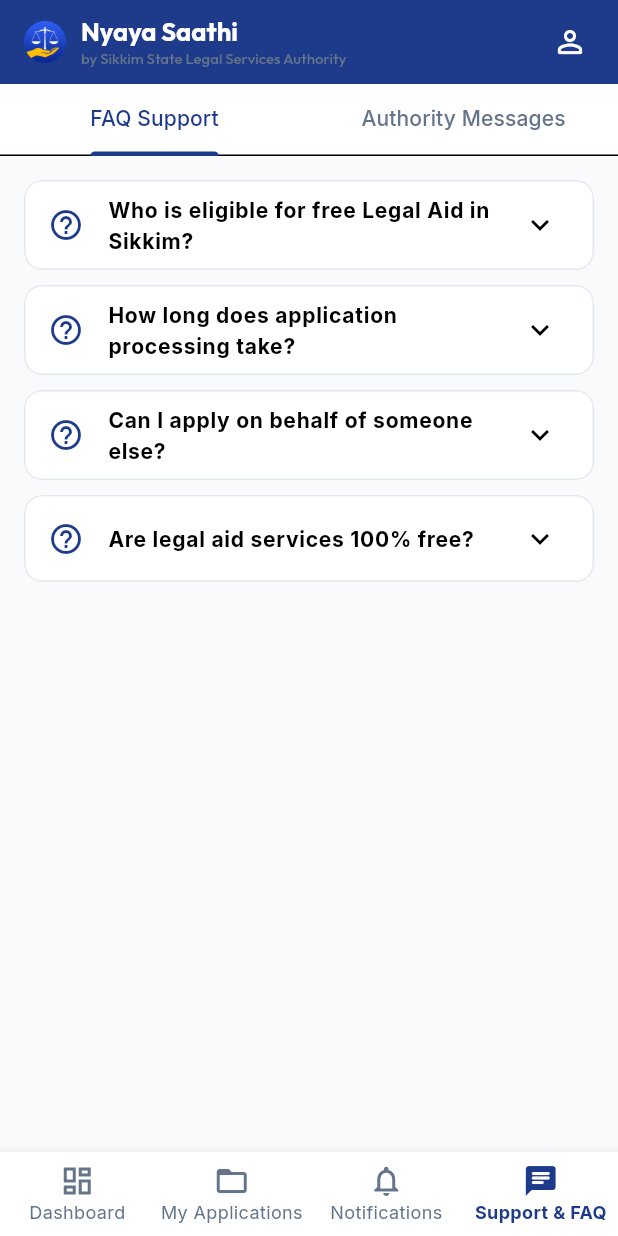
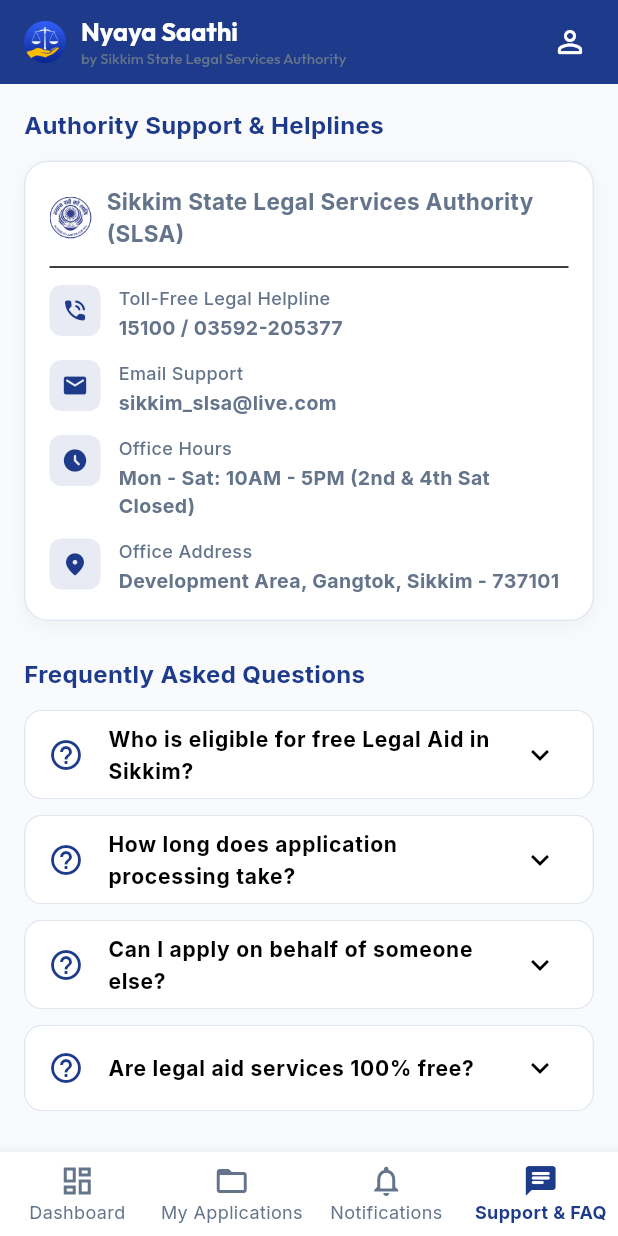
Before and after one commit to pranaigiri/nyaya-saathi-ui, a Flutter app: the CitizenDashboardShell screen opened directly, item 4 of the bottom bar chosen, on a phone screen of 412 x 824 dp. Run offline on Flutter 3.47's test engine with Material 3 defaults, Android fonts, the phone set to English and light mode, and no system bars; our stand-ins replace camera, file_picker, google_fonts, pdf, printing, share_plus and 2 more; accounts and stored records are empty.

```diff
--- a/lib/screens/citizen/tabs/chat_tab.dart
+++ b/lib/screens/citizen/tabs/chat_tab.dart
@@ -1,7 +1,5 @@
 import 'package:flutter/material.dart';
 import '../../../core/constants/app_colors.dart';
-import '../../../core/services/supabase_service.dart';
-import '../../../models/chat_message_model.dart';
 
 class ChatTab extends StatefulWidget {
   const ChatTab({super.key});
@@ -11,81 +9,157 @@
 }
 
 class _ChatTabState extends State<ChatTab> {
-  final _msgController = TextEditingController();
-  List<ChatMessageModel> _messages = [];
-
   final List<Map<String, String>> _faqs = [
     {
       'q': 'Who is eligible for free Legal Aid in Sikkim?',
-      'a': 'Under Section 12 of the Legal Services Authorities Act, 1987, women, children, SC/ST members, victims of disasters, mentally ill/disabled persons, and citizens with annual income < ₹3,00,000 are eligible.'
+      'a':
+          'Under Section 12 of the Legal Services Authorities Act, 1987, women, children, SC/ST members, victims of disasters, mentally ill/disabled persons, and citizens with annual income < ₹3,00,000 are eligible.',
     },
     {
       'q': 'How long does application processing take?',
-      'a': 'Initial scrutiny by DLSA is completed within 3-5 working days. Upon approval, an advocate is assigned immediately.'
+      'a':
+          'Initial scrutiny by DLSA is completed within 3-5 working days. Upon approval, an advocate is assigned immediately.',
     },
     {
       'q': 'Can I apply on behalf of someone else?',
-      'a': 'Yes! Select "Other" under "Applying For" in Step 2 and mention your relation to the applicant.'
+      'a':
+          'Yes! Select "Other" under "Applying For" in Step 2 and mention your relation to the applicant.',
     },
     {
       'q': 'Are legal aid services 100% free?',
-      'a': 'Yes, all services including advocate representation, court fees, and paper filing provided by SLSA are completely free.'
+      'a':
+          'Yes, all services including advocate representation, court fees, and paper filing provided by SLSA are completely free.',
     },
   ];
-
-  @override
-  void initState() {
-    super.initState();
-    _loadMessages();
-  }
-
-  void _loadMessages() async {
-    final msgs = await SupabaseService().getChatMessages();
-    setState(() => _messages = msgs);
-  }
-
-  void _sendMessage() {
-    final text = _msgController.text.trim();
-    if (text.isEmpty) return;
-    _msgController.clear();
-
-    SupabaseService().addChatMessage(text);
-    _loadMessages();
-
-    Future.delayed(const Duration(milliseconds: 1200), () {
-      if (mounted) _loadMessages();
-    });
-  }
 
   @override
   Widget build(BuildContext context) {
     final isDark = Theme.of(context).brightness == Brightness.dark;
 
-    return DefaultTabController(
-      length: 2,
+    return SingleChildScrollView(
+      padding: const EdgeInsets.all(16),
       child: Column(
+        crossAxisAlignment: CrossAxisAlignment.start,
         children: [
+          // Authority Contact & Helpline Section
+          const Text(
+            "Authority Support & Helplines",
+            style: TextStyle(
+              fontSize: 16,
+              fontWeight: FontWeight.bold,
+              color: AppColors.primaryBlue,
+            ),
+          ),
+          const SizedBox(height: 12),
+
           Container(
+            padding: const EdgeInsets.all(16),
+            decoration: BoxDecoration(
               color: isDark ? AppColors.darkSurface : Colors.white,
-            child: const TabBar(
-              labelColor: AppColors.primaryBlue,
-              unselectedLabelColor: AppColors.textSecondaryLight,
-              indicatorColor: AppColors.primaryBlue,
-              tabs: [
-                Tab(text: "FAQ Support"),
-                Tab(text: "Authority Messages"),
+              borderRadius: BorderRadius.circular(16),
+              border: Border.all(
+                color: isDark ? AppColors.borderDark : AppColors.borderLight,
+              ),
+              boxShadow: [
+                BoxShadow(
+                  color: Colors.black.withValues(alpha: 0.04),
+                  blurRadius: 10,
+                  offset: const Offset(0, 4),
+                ),
+              ],
+            ),
+            child: Column(
+              crossAxisAlignment: CrossAxisAlignment.start,
+              children: [
+                Row(
+                  children: [
+                    ClipRRect(
+                      borderRadius: BorderRadius.circular(6),
+                      child: Image.asset(
+                        'assets/images/sikkim_slsa_logo.png',
+                        width: 28,
+                        height: 28,
+                        fit: BoxFit.cover,
+                        errorBuilder: (context, error, stackTrace) => Container(
+                          padding: const EdgeInsets.all(4),
+                          decoration: const BoxDecoration(
+                            color: Colors.white,
+                            shape: BoxShape.circle,
+                          ),
+                          child: const Icon(
+                            Icons.gavel_rounded,
+                            color: AppColors.primaryBlue,
+                            size: 20,
+                          ),
+                        ),
+                      ),
+                    ),
+                    const SizedBox(width: 10),
+                    const Expanded(
+                      child: Text(
+                        "Sikkim State Legal Services Authority (SLSA)",
+                        style: TextStyle(
+                          fontSize: 15,
+                          fontWeight: FontWeight.bold,
+                        ),
+                      ),
+                    ),
+                  ],
+                ),
+                const Divider(height: 24),
+
+                // Toll-free / Helpline
+                _buildContactRow(
+                  icon: Icons.phone_in_talk_rounded,
+                  title: "Toll-Free Legal Helpline",
+                  value: "15100 / 03592-205377",
+                  isDark: isDark,
+                ),
+                const SizedBox(height: 12),
+
+                // Email
+                _buildContactRow(
+                  icon: Icons.email_rounded,
+                  title: "Email Support",
+                  value: "sikkim_slsa@live.com",
+                  isDark: isDark,
+                ),
+                const SizedBox(height: 12),
+
+                // Working Hours
+                _buildContactRow(
+                  icon: Icons.access_time_filled_rounded,
+                  title: "Office Hours",
+                  value: "Mon - Sat: 10AM - 5PM (2nd & 4th Sat Closed)",
+                  isDark: isDark,
+                ),
+                const SizedBox(height: 12),
+
+                // Office Address
+                _buildContactRow(
+                  icon: Icons.location_on_rounded,
+                  title: "Office Address",
+                  value: "Development Area, Gangtok, Sikkim - 737101",
+                  isDark: isDark,
+                ),
               ],
             ),
           ),
-          Expanded(
-            child: TabBarView(
-              children: [
-                // FAQ Tab
-                ListView.builder(
-                  padding: const EdgeInsets.all(16),
-                  itemCount: _faqs.length,
-                  itemBuilder: (context, index) {
-                    final item = _faqs[index];
+          const SizedBox(height: 24),
+
+          // Section Title: FAQ
+          const Text(
+            "Frequently Asked Questions",
+            style: TextStyle(
+              fontSize: 16,
+              fontWeight: FontWeight.bold,
+              color: AppColors.primaryBlue,
+            ),
+          ),
+          const SizedBox(height: 12),
+
+          // FAQ Accordion Cards
+          ..._faqs.map((item) {
             return Container(
               margin: const EdgeInsets.only(bottom: 10),
               child: Material(
@@ -93,94 +167,94 @@
                 clipBehavior: Clip.antiAlias,
                 shape: RoundedRectangleBorder(
                   borderRadius: BorderRadius.circular(12),
-                          side: BorderSide(color: isDark ? AppColors.borderDark : AppColors.borderLight),
+                  side: BorderSide(
+                    color: isDark
+                        ? AppColors.borderDark
+                        : AppColors.borderLight,
+                  ),
                 ),
                 child: ExpansionTile(
-                          leading: const Icon(Icons.help_outline, color: AppColors.primaryBlue),
-                          title: Text(item['q']!, style: const TextStyle(fontWeight: FontWeight.bold, fontSize: 14)),
+                  leading: const Icon(
+                    Icons.help_outline,
+                    color: AppColors.primaryBlue,
+                  ),
+                  title: Text(
+                    item['q']!,
+                    style: const TextStyle(
+                      fontWeight: FontWeight.bold,
+                      fontSize: 14,
+                    ),
+                  ),
                   children: [
                     Padding(
                       padding: const EdgeInsets.all(14),
                       child: Text(
                         item['a']!,
-                                style: TextStyle(fontSize: 13, color: isDark ? AppColors.textSecondaryDark : AppColors.textSecondaryLight, height: 1.4),
+                        style: TextStyle(
+                          fontSize: 13,
+                          color: isDark
+                              ? AppColors.textSecondaryDark
+                              : AppColors.textSecondaryLight,
+                          height: 1.4,
+                        ),
                       ),
                     ),
                   ],
                 ),
               ),
             );
-                  },
+          }),
+
+          const SizedBox(height: 24),
+        ],
       ),
+    );
+  }
 
-                // Interactive Authority Messages Tab
-                Column(
+  Widget _buildContactRow({
+    required IconData icon,
+    required String title,
+    required String value,
+    required bool isDark,
+  }) {
+    return Row(
+      crossAxisAlignment: CrossAxisAlignment.start,
       children: [
+        Container(
+          padding: const EdgeInsets.all(8),
+          decoration: BoxDecoration(
+            color: AppColors.primaryBlue.withValues(alpha: 0.1),
+            borderRadius: BorderRadius.circular(8),
+          ),
+          child: Icon(icon, size: 18, color: AppColors.primaryBlue),
+        ),
+        const SizedBox(width: 12),
         Expanded(
-                      child: ListView.builder(
-                        padding: const EdgeInsets.all(16),
-                        itemCount: _messages.length,
-                        itemBuilder: (context, index) {
-                          final msg = _messages[index];
-                          final isAuth = msg.isFromAuthority;
-                          return Align(
-                            alignment: isAuth ? Alignment.centerLeft : Alignment.centerRight,
-                            child: Container(
-                              margin: const EdgeInsets.only(bottom: 10),
-                              padding: const EdgeInsets.all(12),
-                              constraints: BoxConstraints(maxWidth: MediaQuery.of(context).size.width * 0.75),
-                              decoration: BoxDecoration(
-                                color: isAuth ? AppColors.primaryBlue : AppColors.accentGold,
-                                borderRadius: BorderRadius.circular(14),
-                              ),
           child: Column(
             crossAxisAlignment: CrossAxisAlignment.start,
             children: [
               Text(
-                                    isAuth ? "DLSA Official Authority" : "You",
-                                    style: TextStyle(fontSize: 10, color: Colors.white.withValues(alpha: 0.8), fontWeight: FontWeight.bold),
-                                  ),
-                                  const SizedBox(height: 4),
-                                  Text(
-                                    msg.message,
-                                    style: const TextStyle(color: Colors.white, fontSize: 14),
-                                  ),
-                                ],
+                title,
+                style: TextStyle(
+                  fontSize: 12,
+                  color: isDark
+                      ? AppColors.textSecondaryDark
+                      : AppColors.textSecondaryLight,
+                  fontWeight: FontWeight.w500,
                 ),
               ),
-                          );
-                        },
+              const SizedBox(height: 2),
+              Text(
+                value,
+                style: const TextStyle(
+                  fontSize: 13,
+                  fontWeight: FontWeight.bold,
                 ),
-                    ),
-                    Container(
-                      padding: const EdgeInsets.all(12),
-                      color: isDark ? AppColors.darkSurface : Colors.white,
-                      child: Row(
-                        children: [
-                          Expanded(
-                            child: TextField(
-                              controller: _msgController,
-                              decoration: const InputDecoration(
-                                hintText: "Ask authority a question...",
-                                contentPadding: EdgeInsets.symmetric(horizontal: 14, vertical: 10),
-                              ),
-                            ),
-                          ),
-                          const SizedBox(width: 8),
-                          IconButton(
-                            icon: const Icon(Icons.send_rounded, color: AppColors.primaryBlue),
-                            onPressed: _sendMessage,
-                          )
-                        ],
-                      ),
-                    )
-                  ],
               ),
             ],
           ),
         ),
       ],
-      ),
     );
   }
 }
```
Also changed, not shown: 1 other file. Lines whose indentation alone changed are shown as unchanged.
